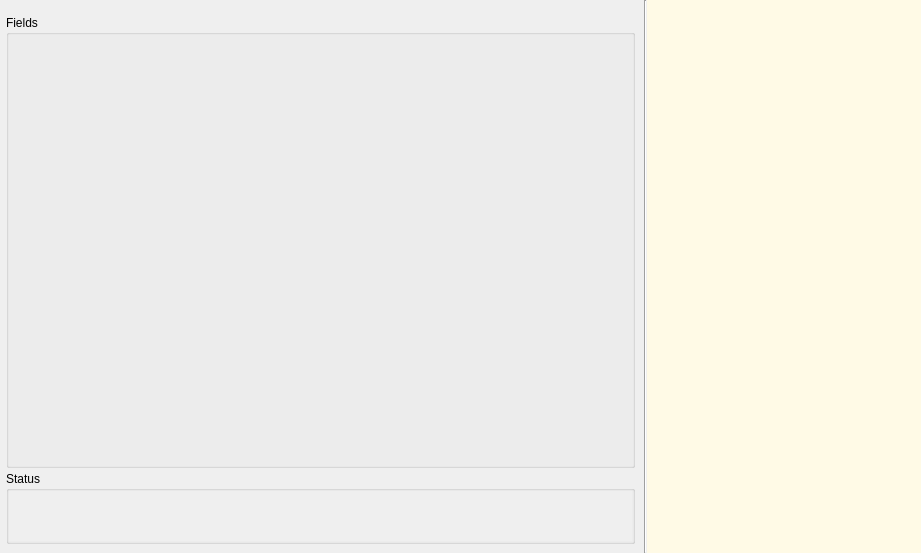
Above: designer/addcards.ui from ankitects/anki before the change. Below: the same form after it.
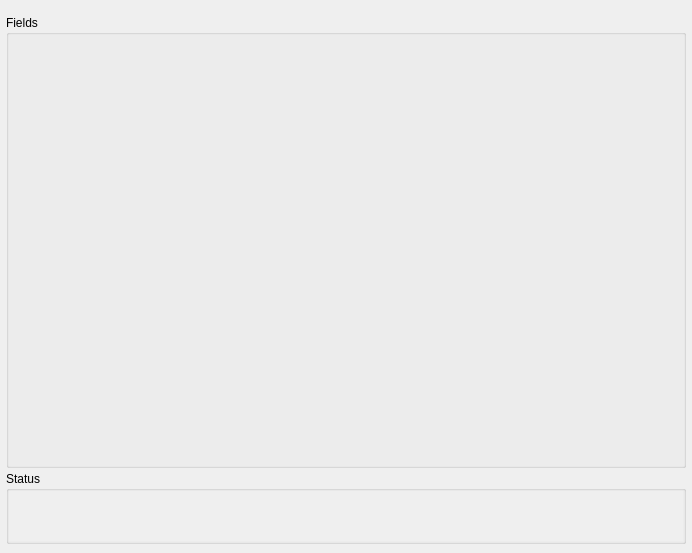
That is the form after the change.

```diff
--- a/designer/addcards.ui
+++ b/designer/addcards.ui
@@ -5,7 +5,7 @@
    <rect>
     <x>0</x>
     <y>0</y>
-    <width>921</width>
+    <width>692</width>
     <height>553</height>
    </rect>
   </property>
@@ -43,9 +43,7 @@
      <item>
       <widget class="QGroupBox" name="fieldsArea" >
        <property name="sizePolicy" >
-        <sizepolicy>
-         <hsizetype>5</hsizetype>
-         <vsizetype>7</vsizetype>
+        <sizepolicy vsizetype="Expanding" hsizetype="Preferred" >
          <horstretch>0</horstretch>
          <verstretch>0</verstretch>
         </sizepolicy>
@@ -73,9 +71,7 @@
            <bool>false</bool>
           </property>
           <property name="sizePolicy" >
-           <sizepolicy>
-            <hsizetype>7</hsizetype>
-            <vsizetype>5</vsizetype>
+           <sizepolicy vsizetype="Preferred" hsizetype="Expanding" >
             <horstretch>0</horstretch>
             <verstretch>0</verstretch>
            </sizepolicy>
@@ -112,189 +108,6 @@
      </item>
     </layout>
    </item>
-   <item>
-    <widget class="QFrame" name="helpFrame" >
-     <property name="frameShape" >
-      <enum>QFrame::NoFrame</enum>
-     </property>
-     <property name="frameShadow" >
-      <enum>QFrame::Raised</enum>
-     </property>
-     <layout class="QHBoxLayout" >
-      <property name="margin" >
-       <number>0</number>
-      </property>
-      <property name="spacing" >
-       <number>0</number>
-      </property>
-      <item>
-       <widget class="Line" name="line" >
-        <property name="orientation" >
-         <enum>Qt::Vertical</enum>
-        </property>
-       </widget>
-      </item>
-      <item>
-       <widget class="QFrame" name="innerHelpFrame" >
-        <property name="palette" >
-         <palette>
-          <active>
-           <colorrole role="Base" >
-            <brush brushstyle="SolidPattern" >
-             <color alpha="255" >
-              <red>255</red>
-              <green>255</green>
-              <blue>255</blue>
-             </color>
-            </brush>
-           </colorrole>
-           <colorrole role="Window" >
-            <brush brushstyle="SolidPattern" >
-             <color alpha="255" >
-              <red>255</red>
-              <green>250</green>
-              <blue>230</blue>
-             </color>
-            </brush>
-           </colorrole>
-          </active>
-          <inactive>
-           <colorrole role="Base" >
-            <brush brushstyle="SolidPattern" >
-             <color alpha="255" >
-              <red>255</red>
-              <green>255</green>
-              <blue>255</blue>
-             </color>
-            </brush>
-           </colorrole>
-           <colorrole role="Window" >
-            <brush brushstyle="SolidPattern" >
-             <color alpha="255" >
-              <red>255</red>
-              <green>250</green>
-              <blue>230</blue>
-             </color>
-            </brush>
-           </colorrole>
-          </inactive>
-          <disabled>
-           <colorrole role="Base" >
-            <brush brushstyle="SolidPattern" >
-             <color alpha="255" >
-              <red>255</red>
-              <green>250</green>
-              <blue>230</blue>
-             </color>
-            </brush>
-           </colorrole>
-           <colorrole role="Window" >
-            <brush brushstyle="SolidPattern" >
-             <color alpha="255" >
-              <red>255</red>
-              <green>250</green>
-              <blue>230</blue>
-             </color>
-            </brush>
-           </colorrole>
-          </disabled>
-         </palette>
-        </property>
-        <property name="autoFillBackground" >
-         <bool>true</bool>
-        </property>
-        <property name="frameShape" >
-         <enum>QFrame::NoFrame</enum>
-        </property>
-        <property name="frameShadow" >
-         <enum>QFrame::Raised</enum>
-        </property>
-        <layout class="QHBoxLayout" >
-         <property name="margin" >
-          <number>9</number>
-         </property>
-         <property name="spacing" >
-          <number>6</number>
-         </property>
-         <item>
-          <widget class="QTextBrowser" name="help" >
-           <property name="enabled" >
-            <bool>true</bool>
-           </property>
-           <property name="sizePolicy" >
-            <sizepolicy>
-             <hsizetype>1</hsizetype>
-             <vsizetype>7</vsizetype>
-             <horstretch>0</horstretch>
-             <verstretch>0</verstretch>
-            </sizepolicy>
-           </property>
-           <property name="minimumSize" >
-            <size>
-             <width>200</width>
-             <height>0</height>
-            </size>
-           </property>
-           <property name="maximumSize" >
-            <size>
-             <width>300</width>
-             <height>16777215</height>
-            </size>
-           </property>
-           <property name="palette" >
-            <palette>
-             <active>
-              <colorrole role="Base" >
-               <brush brushstyle="SolidPattern" >
-                <color alpha="255" >
-                 <red>255</red>
-                 <green>250</green>
-                 <blue>230</blue>
-                </color>
-               </brush>
-              </colorrole>
-             </active>
-             <inactive>
-              <colorrole role="Base" >
-               <brush brushstyle="SolidPattern" >
-                <color alpha="255" >
-                 <red>255</red>
-                 <green>250</green>
-                 <blue>230</blue>
-                </color>
-               </brush>
-              </colorrole>
-             </inactive>
-             <disabled>
-              <colorrole role="Base" >
-               <brush brushstyle="SolidPattern" >
-                <color alpha="255" >
-                 <red>207</red>
-                 <green>207</green>
-                 <blue>207</blue>
-                </color>
-               </brush>
-              </colorrole>
-             </disabled>
-            </palette>
-           </property>
-           <property name="frameShape" >
-            <enum>QFrame::NoFrame</enum>
-           </property>
-           <property name="frameShadow" >
-            <enum>QFrame::Sunken</enum>
-           </property>
-           <property name="horizontalScrollBarPolicy" >
-            <enum>Qt::ScrollBarAlwaysOff</enum>
-           </property>
-          </widget>
-         </item>
-        </layout>
-       </widget>
-      </item>
-     </layout>
-    </widget>
-   </item>
   </layout>
  </widget>
  <tabstops>
```
Left out of the diff: 18 changed lines with no effect on the pictures.
